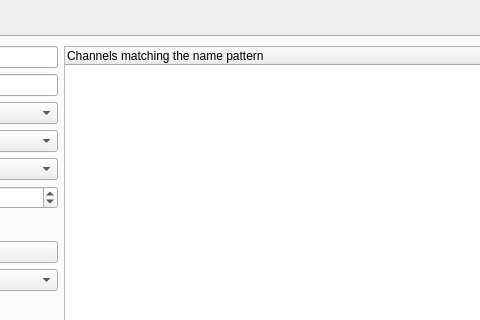
Old version of the form src/asammdf/gui/ui/search_dialog.ui in the repository danielhrisca/asammdf; both pictures show x 350 to 830 and y 0 to 320 of the 1134 by 679 pixel window.
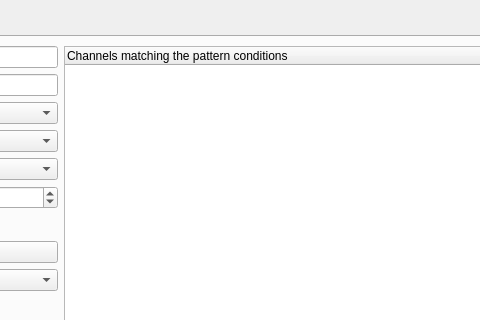
New version of the form. The open tabs and pages were chosen to show the change. Icons and pictures are not drawn. Custom widgets are drawn as their Qt base class.

```diff
--- a/src/asammdf/gui/ui/search_dialog.ui
+++ b/src/asammdf/gui/ui/search_dialog.ui
@@ -548,7 +548,7 @@
          </property>
          <column>
           <property name="text">
-           <string>Channels matching the name pattern</string>
+           <string>Channels matching the pattern conditions</string>
           </property>
          </column>
         </widget>
```
